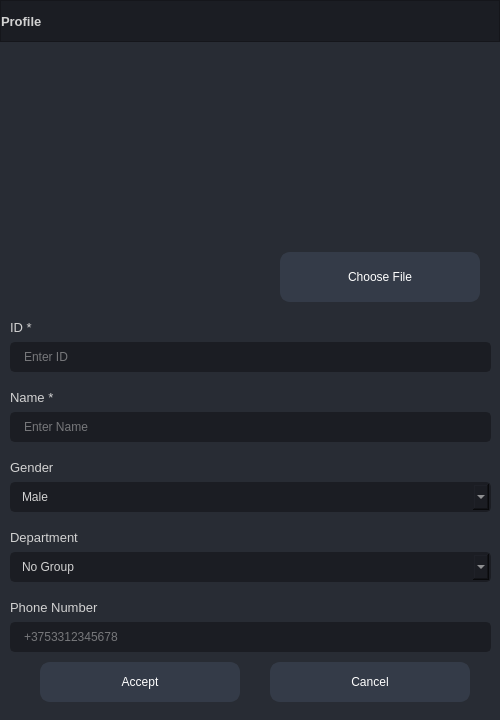
MetallicAlex/Thermal-Camera, file widget/forms/form_profile.ui: the form before one commit.
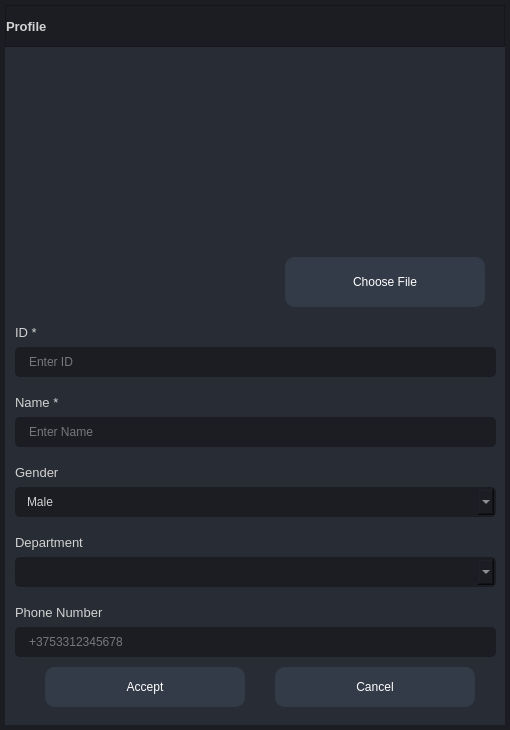
The form after the commit. Icons and pictures are not drawn.

Commit message: Add get departments to combobox

What changed in the file:
```diff
--- a/widget/forms/form_profile.ui
+++ b/widget/forms/form_profile.ui
@@ -6,14 +6,14 @@
    <rect>
     <x>0</x>
     <y>0</y>
-    <width>500</width>
-    <height>720</height>
+    <width>510</width>
+    <height>730</height>
    </rect>
   </property>
   <property name="maximumSize">
    <size>
-    <width>500</width>
-    <height>720</height>
+    <width>510</width>
+    <height>730</height>
    </size>
   </property>
   <property name="font">
@@ -28,15 +28,42 @@
    <string notr="true">background: transparent;
 color: rgb(210, 210, 210);</string>
   </property>
-  <widget class="QFrame" name="frame_main">
+  <widget class="QFrame" name="frame_border">
    <property name="geometry">
     <rect>
      <x>0</x>
      <y>0</y>
-     <width>500</width>
-     <height>720</height>
+     <width>510</width>
+     <height>730</height>
     </rect>
    </property>
+   <property name="styleSheet">
+    <string notr="true">background-color: rgb(27, 29, 35);</string>
+   </property>
+   <property name="frameShape">
+    <enum>QFrame::NoFrame</enum>
+   </property>
+   <property name="frameShadow">
+    <enum>QFrame::Raised</enum>
+   </property>
+   <layout class="QHBoxLayout" name="horizontalLayout_3">
+    <property name="spacing">
+     <number>0</number>
+    </property>
+    <property name="leftMargin">
+     <number>5</number>
+    </property>
+    <property name="topMargin">
+     <number>5</number>
+    </property>
+    <property name="rightMargin">
+     <number>5</number>
+    </property>
+    <property name="bottomMargin">
+     <number>5</number>
+    </property>
+    <item>
+     <widget class="QFrame" name="frame_main">
    <property name="minimumSize">
     <size>
      <width>500</width>
@@ -757,11 +784,6 @@
        <property name="frame">
         <bool>true</bool>
        </property>
-       <item>
-        <property name="text">
-         <string>No Group</string>
-        </property>
-       </item>
       </widget>
       <widget class="QPushButton" name="button_choose_file">
        <property name="geometry">
@@ -964,6 +986,9 @@
     </item>
    </layout>
   </widget>
+    </item>
+   </layout>
+  </widget>
  </widget>
  <resources>
   <include location="files.qrc"/>
```
Left out of the diff: 6 changed lines with no effect on the pictures. Lines whose indentation alone changed are shown as unchanged. The commit also changes 3 other files.
